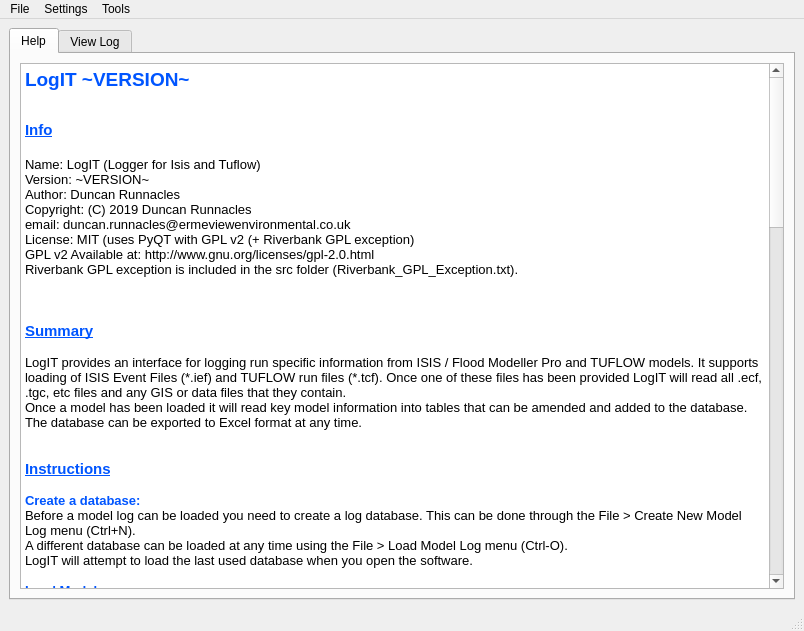
Qt form src/logit/LogIT_UI_qt5.ui (ErmeviewEnvironmentalLtd/LogIT) before a commit.
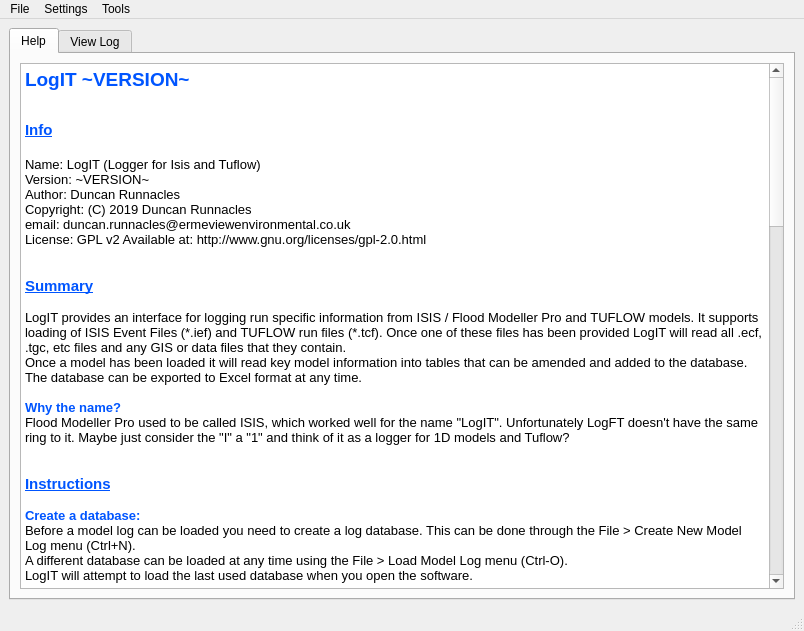
The same form after that commit. Icons and pictures are not drawn.

```diff
--- a/src/logit/LogIT_UI_qt5.ui
+++ b/src/logit/LogIT_UI_qt5.ui
@@ -92,10 +92,7 @@
 &lt;p style=&quot; margin-top:0px; margin-bottom:0px; margin-left:0px; margin-right:0px; -qt-block-indent:0; text-indent:0px;&quot;&gt;Author: Duncan Runnacles&lt;/p&gt;
 &lt;p style=&quot; margin-top:0px; margin-bottom:0px; margin-left:0px; margin-right:0px; -qt-block-indent:0; text-indent:0px;&quot;&gt;Copyright: (C) 2019 Duncan Runnacles&lt;/p&gt;
 &lt;p style=&quot; margin-top:0px; margin-bottom:0px; margin-left:0px; margin-right:0px; -qt-block-indent:0; text-indent:0px;&quot;&gt;email: duncan.runnacles@ermeviewenvironmental.co.uk&lt;/p&gt;
-&lt;p style=&quot; margin-top:0px; margin-bottom:0px; margin-left:0px; margin-right:0px; -qt-block-indent:0; text-indent:0px;&quot;&gt;License: MIT (uses PyQT with GPL v2 (+ Riverbank GPL exception)&lt;/p&gt;
-&lt;p style=&quot; margin-top:0px; margin-bottom:0px; margin-left:0px; margin-right:0px; -qt-block-indent:0; text-indent:0px;&quot;&gt;GPL v2 Available at: http://www.gnu.org/licenses/gpl-2.0.html&lt;/p&gt;
-&lt;p style=&quot; margin-top:0px; margin-bottom:0px; margin-left:0px; margin-right:0px; -qt-block-indent:0; text-indent:0px;&quot;&gt;Riverbank GPL exception is included in the src folder (Riverbank_GPL_Exception.txt).&lt;/p&gt;
-&lt;p style=&quot;-qt-paragraph-type:empty; margin-top:0px; margin-bottom:0px; margin-left:0px; margin-right:0px; -qt-block-indent:0; text-indent:0px;&quot;&gt;&lt;br /&gt;&lt;/p&gt;
+&lt;p style=&quot; margin-top:0px; margin-bottom:0px; margin-left:0px; margin-right:0px; -qt-block-indent:0; text-indent:0px;&quot;&gt;License: GPL v2 Available at: http://www.gnu.org/licenses/gpl-2.0.html&lt;/p&gt;
 &lt;p style=&quot;-qt-paragraph-type:empty; margin-top:0px; margin-bottom:0px; margin-left:0px; margin-right:0px; -qt-block-indent:0; text-indent:0px;&quot;&gt;&lt;br /&gt;&lt;/p&gt;
 &lt;p style=&quot;-qt-paragraph-type:empty; margin-top:0px; margin-bottom:0px; margin-left:0px; margin-right:0px; -qt-block-indent:0; text-indent:0px;&quot;&gt;&lt;br /&gt;&lt;/p&gt;
 &lt;p style=&quot; margin-top:0px; margin-bottom:0px; margin-left:0px; margin-right:0px; -qt-block-indent:0; text-indent:0px;&quot;&gt;&lt;span style=&quot; font-size:11pt; font-weight:600; text-decoration: underline; color:#0055ff;&quot;&gt;Summary&lt;/span&gt;&lt;/p&gt;
@@ -103,6 +100,9 @@
 &lt;p style=&quot; margin-top:0px; margin-bottom:0px; margin-left:0px; margin-right:0px; -qt-block-indent:0; text-indent:0px;&quot;&gt;LogIT provides an interface for logging run specific information from ISIS / Flood Modeller Pro and TUFLOW models. It supports loading of ISIS Event Files (*.ief) and TUFLOW run files (*.tcf). Once one of these files has been provided LogIT will read all .ecf, .tgc, etc files and any GIS or data files that they contain.&lt;/p&gt;
 &lt;p style=&quot; margin-top:0px; margin-bottom:0px; margin-left:0px; margin-right:0px; -qt-block-indent:0; text-indent:0px;&quot;&gt;Once a model has been loaded it will read key model information into tables that can be amended and added to the database. The database can be exported to Excel format at any time.&lt;/p&gt;
 &lt;p style=&quot;-qt-paragraph-type:empty; margin-top:0px; margin-bottom:0px; margin-left:0px; margin-right:0px; -qt-block-indent:0; text-indent:0px;&quot;&gt;&lt;br /&gt;&lt;/p&gt;
+&lt;p style=&quot; margin-top:0px; margin-bottom:0px; margin-left:0px; margin-right:0px; -qt-block-indent:0; text-indent:0px;&quot;&gt;&lt;span style=&quot; font-weight:600; color:#0055ff;&quot;&gt;Why the name?&lt;/span&gt;&lt;/p&gt;
+&lt;p style=&quot; margin-top:0px; margin-bottom:0px; margin-left:0px; margin-right:0px; -qt-block-indent:0; text-indent:0px;&quot;&gt;Flood Modeller Pro used to be called ISIS, which worked well for the name &amp;quot;LogIT&amp;quot;. Unfortunately LogFT doesn't have the same ring to it. Maybe just consider the &amp;quot;I&amp;quot; a &amp;quot;1&amp;quot; and think of it as a logger for 1D models and Tuflow?&lt;/p&gt;
+&lt;p style=&quot;-qt-paragraph-type:empty; margin-top:0px; margin-bottom:0px; margin-left:0px; margin-right:0px; -qt-block-indent:0; text-indent:0px;&quot;&gt;&lt;br /&gt;&lt;/p&gt;
 &lt;p style=&quot;-qt-paragraph-type:empty; margin-top:0px; margin-bottom:0px; margin-left:0px; margin-right:0px; -qt-block-indent:0; text-indent:0px;&quot;&gt;&lt;br /&gt;&lt;/p&gt;
 &lt;p style=&quot; margin-top:0px; margin-bottom:0px; margin-left:0px; margin-right:0px; -qt-block-indent:0; text-indent:0px;&quot;&gt;&lt;span style=&quot; font-size:11pt; font-weight:600; text-decoration: underline; color:#0055ff;&quot;&gt;Instructions&lt;/span&gt;&lt;/p&gt;
 &lt;p style=&quot;-qt-paragraph-type:empty; margin-top:0px; margin-bottom:0px; margin-left:0px; margin-right:0px; -qt-block-indent:0; text-indent:0px; font-weight:600; text-decoration: underline; color:#0055ff;&quot;&gt;&lt;br /&gt;&lt;/p&gt;
@@ -219,28 +219,7 @@
 &lt;p style=&quot;-qt-paragraph-type:empty; margin-top:0px; margin-bottom:0px; margin-left:0px; margin-right:0px; -qt-block-indent:0; text-indent:0px;&quot;&gt;&lt;br /&gt;&lt;/p&gt;
 &lt;p style=&quot; margin-top:0px; margin-bottom:0px; margin-left:0px; margin-right:0px; -qt-block-indent:0; text-indent:0px;&quot;&gt;&lt;span style=&quot; font-size:11pt; font-weight:600; text-decoration: underline; color:#0055ff;&quot;&gt;License&lt;/span&gt;&lt;/p&gt;
 &lt;p style=&quot;-qt-paragraph-type:empty; margin-top:0px; margin-bottom:0px; margin-left:0px; margin-right:0px; -qt-block-indent:0; text-indent:0px;&quot;&gt;&lt;br /&gt;&lt;/p&gt;
-&lt;p style=&quot; margin-top:0px; margin-bottom:0px; margin-left:0px; margin-right:0px; -qt-block-indent:0; text-indent:0px;&quot;&gt;&lt;span style=&quot; font-weight:600;&quot;&gt;LogIT MIT License:&lt;/span&gt;&lt;/p&gt;
-&lt;p style=&quot;-qt-paragraph-type:empty; margin-top:0px; margin-bottom:0px; margin-left:0px; margin-right:0px; -qt-block-indent:0; text-indent:0px;&quot;&gt;&lt;br /&gt;&lt;/p&gt;
-&lt;p style=&quot; margin-top:0px; margin-bottom:0px; margin-left:0px; margin-right:0px; -qt-block-indent:0; text-indent:0px;&quot;&gt;Permission is hereby granted, free of charge, to any person obtaining a copy of &lt;/p&gt;
-&lt;p style=&quot; margin-top:0px; margin-bottom:0px; margin-left:0px; margin-right:0px; -qt-block-indent:0; text-indent:0px;&quot;&gt;this software and associated documentation files (the &amp;quot;Software&amp;quot;), to deal in &lt;/p&gt;
-&lt;p style=&quot; margin-top:0px; margin-bottom:0px; margin-left:0px; margin-right:0px; -qt-block-indent:0; text-indent:0px;&quot;&gt;the Software without restriction, including without limitation the rights to use, &lt;/p&gt;
-&lt;p style=&quot; margin-top:0px; margin-bottom:0px; margin-left:0px; margin-right:0px; -qt-block-indent:0; text-indent:0px;&quot;&gt;copy, modify, merge, publish, distribute, sublicense, and/or sell copies of the &lt;/p&gt;
-&lt;p style=&quot; margin-top:0px; margin-bottom:0px; margin-left:0px; margin-right:0px; -qt-block-indent:0; text-indent:0px;&quot;&gt;Software, and to permit persons to whom the Software is furnished to do so, &lt;/p&gt;
-&lt;p style=&quot; margin-top:0px; margin-bottom:0px; margin-left:0px; margin-right:0px; -qt-block-indent:0; text-indent:0px;&quot;&gt;subject to the following conditions:&lt;/p&gt;
-&lt;p style=&quot;-qt-paragraph-type:empty; margin-top:0px; margin-bottom:0px; margin-left:0px; margin-right:0px; -qt-block-indent:0; text-indent:0px;&quot;&gt;&lt;br /&gt;&lt;/p&gt;
-&lt;p style=&quot; margin-top:0px; margin-bottom:0px; margin-left:0px; margin-right:0px; -qt-block-indent:0; text-indent:0px;&quot;&gt;- Credit is given to the author - Duncan Runnacles.&lt;/p&gt;
-&lt;p style=&quot; margin-top:0px; margin-bottom:0px; margin-left:0px; margin-right:0px; -qt-block-indent:0; text-indent:0px;&quot;&gt;- The above copyright notice and this permission notice shall be included in all &lt;/p&gt;
-&lt;p style=&quot; margin-top:0px; margin-bottom:0px; margin-left:0px; margin-right:0px; -qt-block-indent:0; text-indent:0px;&quot;&gt;copies or substantial portions of the Software.&lt;/p&gt;
-&lt;p style=&quot;-qt-paragraph-type:empty; margin-top:0px; margin-bottom:0px; margin-left:0px; margin-right:0px; -qt-block-indent:0; text-indent:0px;&quot;&gt;&lt;br /&gt;&lt;/p&gt;
-&lt;p style=&quot; margin-top:0px; margin-bottom:0px; margin-left:0px; margin-right:0px; -qt-block-indent:0; text-indent:0px;&quot;&gt;THE SOFTWARE IS PROVIDED &amp;quot;AS IS&amp;quot;, WITHOUT WARRANTY OF ANY KIND, EXPRESS OR IMPLIED, &lt;/p&gt;
-&lt;p style=&quot; margin-top:0px; margin-bottom:0px; margin-left:0px; margin-right:0px; -qt-block-indent:0; text-indent:0px;&quot;&gt;INCLUDING BUT NOT LIMITED TO THE WARRANTIES OF MERCHANTABILITY, FITNESS FOR A &lt;/p&gt;
-&lt;p style=&quot; margin-top:0px; margin-bottom:0px; margin-left:0px; margin-right:0px; -qt-block-indent:0; text-indent:0px;&quot;&gt;PARTICULAR PURPOSE AND NONINFRINGEMENT. IN NO EVENT SHALL THE AUTHORS OR COPYRIGHT &lt;/p&gt;
-&lt;p style=&quot; margin-top:0px; margin-bottom:0px; margin-left:0px; margin-right:0px; -qt-block-indent:0; text-indent:0px;&quot;&gt;HOLDERS BE LIABLE FOR ANY CLAIM, DAMAGES OR OTHER LIABILITY, WHETHER IN AN ACTION &lt;/p&gt;
-&lt;p style=&quot; margin-top:0px; margin-bottom:0px; margin-left:0px; margin-right:0px; -qt-block-indent:0; text-indent:0px;&quot;&gt;OF CONTRACT, TORT OR OTHERWISE, ARISING FROM, OUT OF OR IN CONNECTION WITH THE &lt;/p&gt;
-&lt;p style=&quot; margin-top:0px; margin-bottom:0px; margin-left:0px; margin-right:0px; -qt-block-indent:0; text-indent:0px;&quot;&gt;SOFTWARE OR THE USE OR OTHER DEALINGS IN THE SOFTWARE.&lt;/p&gt;
-&lt;p style=&quot;-qt-paragraph-type:empty; margin-top:0px; margin-bottom:0px; margin-left:0px; margin-right:0px; -qt-block-indent:0; text-indent:0px;&quot;&gt;&lt;br /&gt;&lt;/p&gt;
-&lt;p style=&quot;-qt-paragraph-type:empty; margin-top:0px; margin-bottom:0px; margin-left:0px; margin-right:0px; -qt-block-indent:0; text-indent:0px;&quot;&gt;&lt;br /&gt;&lt;/p&gt;
-&lt;p style=&quot; margin-top:0px; margin-bottom:0px; margin-left:0px; margin-right:0px; -qt-block-indent:0; text-indent:0px;&quot;&gt;&lt;span style=&quot; font-weight:600;&quot;&gt;GPL License info (PyQT bindings):&lt;/span&gt;&lt;/p&gt;
+&lt;p style=&quot; margin-top:0px; margin-bottom:0px; margin-left:0px; margin-right:0px; -qt-block-indent:0; text-indent:0px;&quot;&gt;&lt;span style=&quot; font-weight:600;&quot;&gt;LogIT GPL License:&lt;/span&gt;&lt;/p&gt;
 &lt;p style=&quot;-qt-paragraph-type:empty; margin-top:0px; margin-bottom:0px; margin-left:0px; margin-right:0px; -qt-block-indent:0; text-indent:0px;&quot;&gt;&lt;br /&gt;&lt;/p&gt;
 &lt;p style=&quot; margin-top:0px; margin-bottom:0px; margin-left:0px; margin-right:0px; -qt-block-indent:0; text-indent:0px;&quot;&gt;This program is free software; you can redistribute it and/or modify it under &lt;/p&gt;
 &lt;p style=&quot; margin-top:0px; margin-bottom:0px; margin-left:0px; margin-right:0px; -qt-block-indent:0; text-indent:0px;&quot;&gt;the terms of the GNU General Public License as published by the Free Software &lt;/p&gt;
```
